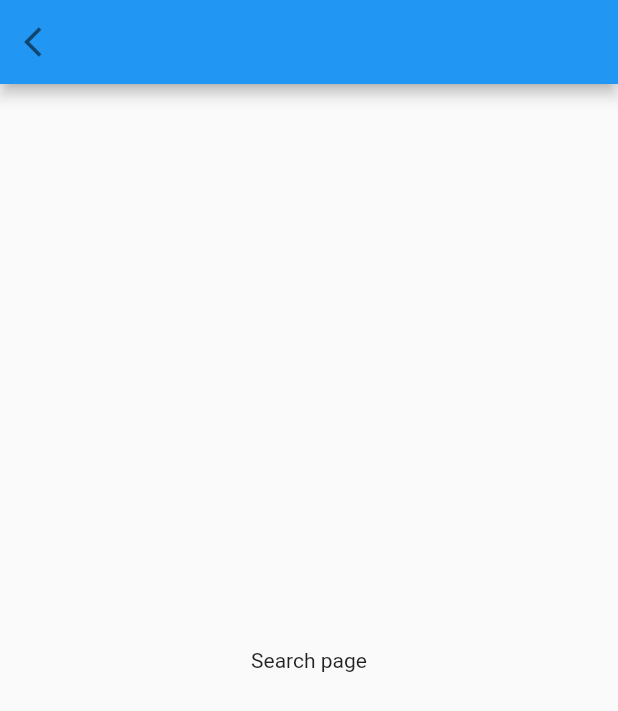
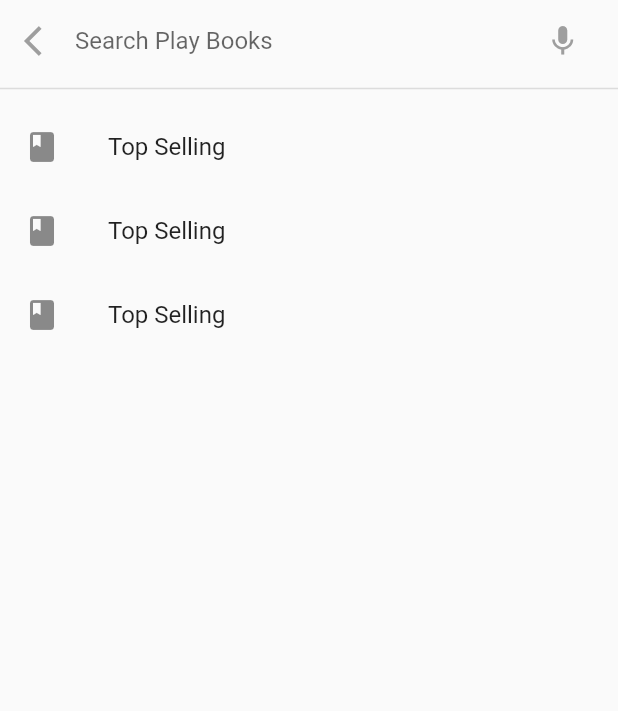
Before and after one commit to ChoChoHtet/flutter-book-library, a Flutter app: the SearchPage screen opened directly, on a phone screen of 412 x 824 dp. Shown: the top 711 px of the screen. Run offline on Flutter 3.47's test engine with Material 2 defaults, Android fonts, the phone set to English and light mode, and no system bars; our stand-ins replace carousel_slider, flutter_rating_bar, percent_indicator; network calls fail.

Commit message:
add search bar

```diff
--- a/lib/page/search_page.dart
+++ b/lib/page/search_page.dart
@@ -1,20 +1,74 @@
 import 'package:book_library/resource/dimen.dart';
-import 'package:flutter/cupertino.dart';
+import 'package:book_library/widgets/custom_search_view.dart';
+import 'package:book_library/widgets/search_bar_view.dart';
 import 'package:flutter/material.dart';
 
-class SearchPage extends StatelessWidget{
+class SearchPage extends StatelessWidget {
+  const SearchPage({Key? key}) : super(key: key);
+
   @override
   Widget build(BuildContext context) {
     return Scaffold(
       appBar: AppBar(
-        leading: Icon(
-          Icons.arrow_back_ios,
-          size: normalIconSize,
-          color: Colors.black54,
-        ),
-      ),
-      body: Center(
-        child: Text("Search page"),
+          elevation: 0,
+          automaticallyImplyLeading: false,
+          backgroundColor: Theme.of(context).scaffoldBackgroundColor,
+          toolbarHeight: 70,
+          iconTheme: const IconThemeData(color: Colors.grey),
+          titleSpacing: 0,
+          title:Column(
+            children: [
+              Padding(
+                padding: const EdgeInsets.symmetric(horizontal: 16),
+                child: Row(
+                  children:  [
+                    Padding(
+                      padding: const EdgeInsets.only(right: 10),
+                      child: InkWell(
+                        onTap: () => Navigator.pop(context),
+                        child: const Icon(
+                          Icons.arrow_back_ios,
+                          size: normalIconSize,
+                        ),
+                      ),
+                    ),
+                    SizedBox(
+                      width: MediaQuery.of(context).size.width * 0.76,
+                      child: const TextField(
+                        decoration: InputDecoration(
+                          border: InputBorder.none,
+                            hintText: "Search Play Books"
+                        ),
+                      ),
+                    ),
+                    const Align(
+                      alignment: Alignment.topRight,
+                      child: Icon(
+                        Icons.mic,
+                        size: normalIconSize,
+                      ),
+                    ),
+                  ],
+                ),
+              ),
+              const Divider(thickness: 1,)
+            ],
+          )),
+      body: ListView(
+        children: const [
+          ListTile(
+            leading: Icon(Icons.book),
+            title: Text("Top Selling"),
+          ),
+          ListTile(
+            leading: Icon(Icons.book),
+            title: Text("Top Selling"),
+          ),
+          ListTile(
+            leading: Icon(Icons.book),
+            title: Text("Top Selling"),
+          )
+        ],
       ),
     );
   }
```
Also changed, not shown: lib/page/home_page.dart (+15 -2 lines), lib/widgets/custom_search_view.dart (added, +41 -0 lines).
